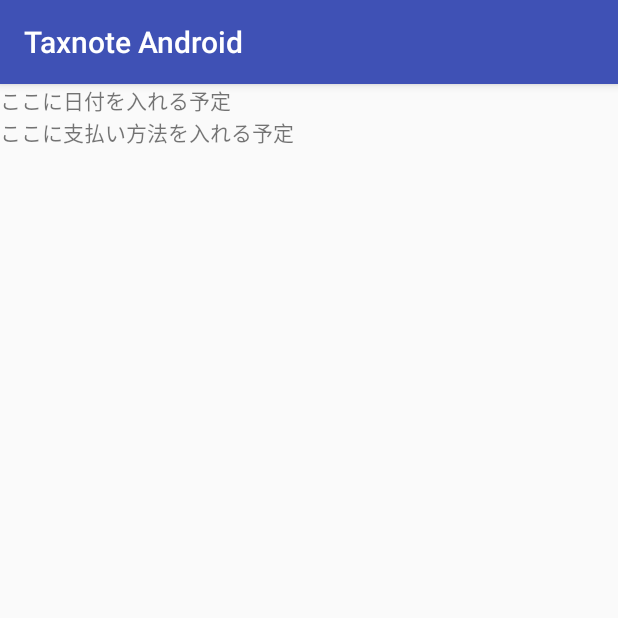
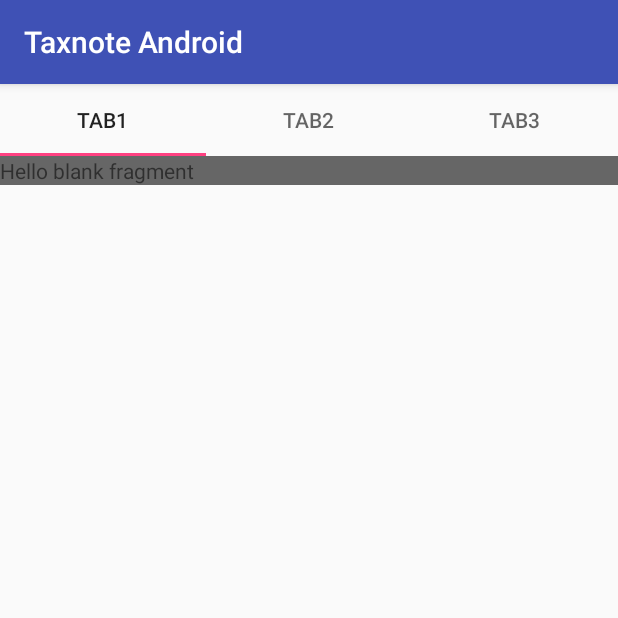
Before and after one commit to nagae-t/taxnote-android, an Android app: the screen it shows after launch (MainActivity), on a phone screen of 412 x 824 dp, the top half of it. Run offline under Robolectric (Android 15) with nearby library versions, the light colour scheme and no system bars.

Commit message:
tabの追加

```diff
--- a/app/build.gradle
+++ b/app/build.gradle
@@ -21,6 +21,8 @@
 
 dependencies {
     compile fileTree(dir: 'libs', include: ['*.jar'])
+    compile 'com.android.support:appcompat-v7:24.2.1'
+    compile 'com.android.support:design:24.2.1'
+    compile 'com.android.support:support-v4:24.2.1'
     testCompile 'junit:junit:4.12'
-    compile 'com.android.support:appcompat-v7:24.2.1'
 }
--- /dev/null
+++ b/app/src/main/java/com/example/taxnoteandroid/Blank1Fragment.java
@@ -0,0 +1,26 @@
+package com.example.taxnoteandroid;
+
+import android.os.Bundle;
+import android.support.v4.app.Fragment;
+import android.view.LayoutInflater;
+import android.view.View;
+import android.view.ViewGroup;
+
+
+public class Blank1Fragment extends Fragment {
+    public Blank1Fragment() {
+        // Required empty public constructor
+    }
+
+    public static Blank1Fragment newInstance() {
+        Blank1Fragment fragment = new Blank1Fragment();
+        Bundle args = new Bundle();
+        fragment.setArguments(args);
+        return fragment;
+    }
+
+    @Override
+    public View onCreateView(LayoutInflater inflater, ViewGroup container, Bundle savedInstanceState) {
+        return inflater.inflate(R.layout.fragment_blank1, container, false);
+    }
+}
--- /dev/null
+++ b/app/src/main/java/com/example/taxnoteandroid/Blank2Fragment.java
@@ -0,0 +1,27 @@
+package com.example.taxnoteandroid;
+
+import android.os.Bundle;
+import android.support.v4.app.Fragment;
+import android.view.LayoutInflater;
+import android.view.View;
+import android.view.ViewGroup;
+
+
+public class Blank2Fragment extends Fragment {
+    public Blank2Fragment() {
+        // Required empty public constructor
+    }
+
+    public static Blank2Fragment newInstance() {
+        Blank2Fragment fragment = new Blank2Fragment();
+        Bundle args = new Bundle();
+        fragment.setArguments(args);
+        return fragment;
+    }
+
+    @Override
+    public View onCreateView(LayoutInflater inflater, ViewGroup container, Bundle savedInstanceState) {
+        // Inflate the layout for this fragment
+        return inflater.inflate(R.layout.fragment_blank2, container, false);
+    }
+}
--- /dev/null
+++ b/app/src/main/java/com/example/taxnoteandroid/Blank3Fragment.java
@@ -0,0 +1,28 @@
+package com.example.taxnoteandroid;
+
+import android.os.Bundle;
+import android.support.v4.app.Fragment;
+import android.view.LayoutInflater;
+import android.view.View;
+import android.view.ViewGroup;
+
+
+public class Blank3Fragment extends Fragment {
+    public Blank3Fragment() {
+        // Required empty public constructor
+    }
+
+    public static Blank3Fragment newInstance() {
+        Blank3Fragment fragment = new Blank3Fragment();
+        Bundle args = new Bundle();
+        fragment.setArguments(args);
+        return fragment;
+    }
+
+    @Override
+    public View onCreateView(LayoutInflater inflater, ViewGroup container,
+                             Bundle savedInstanceState) {
+        // Inflate the layout for this fragment
+        return inflater.inflate(R.layout.fragment_blank3, container, false);
+    }
+}
--- a/app/src/main/java/com/example/taxnoteandroid/MainActivity.java
+++ b/app/src/main/java/com/example/taxnoteandroid/MainActivity.java
@@ -1,34 +1,62 @@
 package com.example.taxnoteandroid;
 
+import android.os.Bundle;
+import android.support.design.widget.TabLayout;
+import android.support.v4.app.Fragment;
+import android.support.v4.app.FragmentManager;
+import android.support.v4.app.FragmentPagerAdapter;
+import android.support.v4.view.ViewPager;
 import android.support.v7.app.AppCompatActivity;
-import android.os.Bundle;
-import android.widget.LinearLayout;
-import android.widget.ListView;
-import android.widget.RelativeLayout;
-import android.widget.TextView;
 
-public class MainActivity extends AppCompatActivity implements Consts
-{
-  @Override
-  protected void onCreate(Bundle savedInstanceState)
-  {
-    super.onCreate(savedInstanceState);
-    setContentView(R.layout.activity_main);
+public class MainActivity extends AppCompatActivity implements Consts {
 
-    LinearLayout layout = (LinearLayout)this.findViewById(R.id.main_container);
-    layout.setOrientation(LinearLayout.VERTICAL);
+    @Override
+    protected void onCreate(Bundle savedInstanceState) {
+        super.onCreate(savedInstanceState);
+        setContentView(R.layout.activity_main);
 
-    TextView text1 = new TextView(this);
-    text1.setText("ここに日付を入れる予定");
+        TabLayout tabLayout = (TabLayout) findViewById(R.id.tab);
+        ViewPager viewPager = (ViewPager) findViewById(R.id.pager);
 
-    TextView text2 = new TextView(this);
-    text2.setText("ここに支払い方法を入れる予定");
+        viewPager.setAdapter(new TabPagerAdapter(getSupportFragmentManager()));
+        tabLayout.setupWithViewPager(viewPager);
+    }
 
-    ListView list_view = new ListView(this);
+    class TabPagerAdapter extends FragmentPagerAdapter {
 
-    layout.addView(text1, MATCH_PARENT, WRAP_CONTENT);
-    layout.addView(text2, MATCH_PARENT, WRAP_CONTENT);
-    layout.addView(list_view, MATCH_PARENT, WRAP_CONTENT);
+        public TabPagerAdapter(FragmentManager fm) {
+            super(fm);
+        }
 
-  }
+        @Override
+        public Fragment getItem(int position) {
+            switch (position) {
+                case 0:
+                    return Blank1Fragment.newInstance();
+                case 1:
+                    return Blank2Fragment.newInstance();
+                case 2:
+                    return Blank3Fragment.newInstance();
+            }
+            return Blank1Fragment.newInstance();
+        }
+
+        @Override
+        public int getCount() {
+            return 3;
+        }
+
+        @Override
+        public CharSequence getPageTitle(int position) {
+            switch (position) {
+                case 0:
+                    return getString(R.string.MainActivity_tab1);
+                case 1:
+                    return getString(R.string.MainActivity_tab2);
+                case 2:
+                    return getString(R.string.MainActivity_tab3);
+            }
+            return super.getPageTitle(position);
+        }
+    }
 }
--- a/app/src/main/res/layout/activity_main.xml
+++ b/app/src/main/res/layout/activity_main.xml
@@ -1,8 +1,17 @@
 <?xml version="1.0" encoding="utf-8"?>
 <LinearLayout xmlns:android="http://schemas.android.com/apk/res/android"
-              android:id="@+id/main_container"
-              android:orientation="vertical"
-              android:layout_width="match_parent"
-              android:layout_height="match_parent">
+    android:id="@+id/main_container"
+    android:layout_width="match_parent"
+    android:layout_height="match_parent"
+    android:orientation="vertical">
 
+    <android.support.design.widget.TabLayout
+        android:id="@+id/tab"
+        android:layout_width="match_parent"
+        android:layout_height="wrap_content" />
+
+    <android.support.v4.view.ViewPager
+        android:id="@+id/pager"
+        android:layout_width="match_parent"
+        android:layout_height="wrap_content" />
 </LinearLayout>
--- /dev/null
+++ b/app/src/main/res/layout/fragment_blank1.xml
@@ -0,0 +1,13 @@
+<FrameLayout xmlns:android="http://schemas.android.com/apk/res/android"
+    xmlns:tools="http://schemas.android.com/tools"
+    android:layout_width="match_parent"
+    android:layout_height="match_parent"
+    tools:context="com.example.taxnoteandroid.Blank1Fragment">
+
+    <TextView
+        android:layout_width="match_parent"
+        android:layout_height="wrap_content"
+        android:background="#666666"
+        android:text="@string/hello_blank_fragment" />
+
+</FrameLayout>
--- /dev/null
+++ b/app/src/main/res/layout/fragment_blank2.xml
@@ -0,0 +1,13 @@
+<FrameLayout xmlns:android="http://schemas.android.com/apk/res/android"
+    xmlns:tools="http://schemas.android.com/tools"
+    android:layout_width="match_parent"
+    android:layout_height="match_parent"
+    tools:context="com.example.taxnoteandroid.Blank2Fragment">
+
+    <!-- TODO: Update blank fragment layout -->
+    <TextView
+        android:layout_width="match_parent"
+        android:layout_height="match_parent"
+        android:text="@string/hello_blank_fragment" />
+
+</FrameLayout>
--- /dev/null
+++ b/app/src/main/res/layout/fragment_blank3.xml
@@ -0,0 +1,13 @@
+<FrameLayout xmlns:android="http://schemas.android.com/apk/res/android"
+    xmlns:tools="http://schemas.android.com/tools"
+    android:layout_width="match_parent"
+    android:layout_height="match_parent"
+    tools:context="com.example.taxnoteandroid.Blank3Fragment">
+
+    <!-- TODO: Update blank fragment layout -->
+    <TextView
+        android:layout_width="match_parent"
+        android:layout_height="match_parent"
+        android:text="@string/hello_blank_fragment" />
+
+</FrameLayout>
--- a/app/src/main/res/values/strings.xml
+++ b/app/src/main/res/values/strings.xml
@@ -1,3 +1,10 @@
 <resources>
     <string name="app_name">Taxnote Android</string>
+
+    <!-- TODO: Remove or change this placeholder text -->
+    <string name="hello_blank_fragment">Hello blank fragment</string>
+
+    <string name="MainActivity_tab1">tab1</string>
+    <string name="MainActivity_tab2">tab2</string>
+    <string name="MainActivity_tab3">tab3</string>
 </resources>
```
